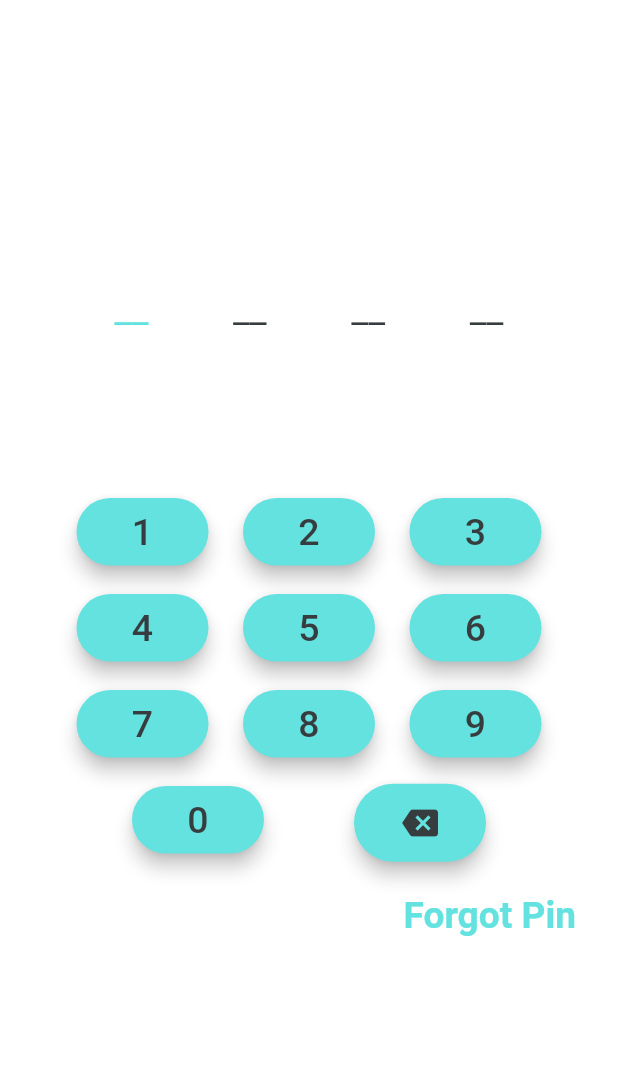
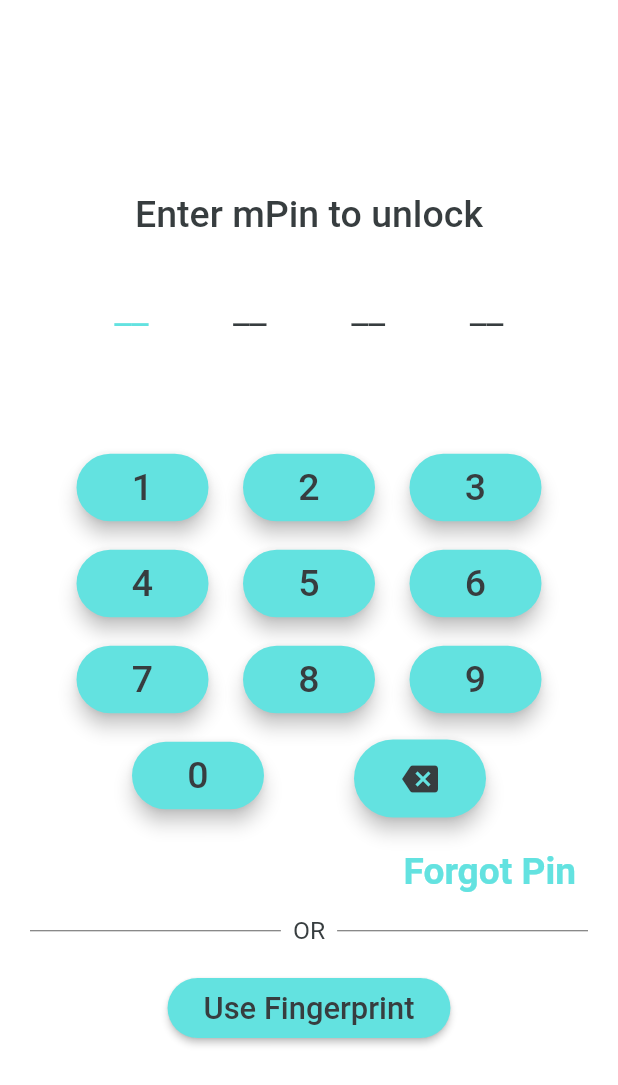
Before and after one commit to samyakOO7/finanace-app1, a Flutter app: the screen it shows after launch, on a phone screen of 412 x 824 dp. Shown: the top 1085 px of the screen. Run offline on Flutter 3.47's test engine with Material 2 defaults, Android fonts, the phone set to English and light mode, and no system bars; our stand-ins replace expansion_tile_card, firebase_auth, flutter_rating_bar, google_sign_in, otp_text_field, percent_indicator and 2 more; missing offline and left inert: responsive_text_field; accounts and stored records are empty.

Commit message:
added Fingerprint

```diff
--- a/lib/mPinPage.dart
+++ b/lib/mPinPage.dart
@@ -1,6 +1,5 @@
 import 'package:flutter/material.dart';
-import 'package:otp_text_field/otp_field.dart';
-import 'package:otp_text_field/style.dart';
+import 'Fingerprint.dart';
 
 
 class MPinPage extends StatefulWidget {
@@ -76,6 +75,8 @@ class _MPinPageState extends State<MPinPage> {
     //Function to check Pin
     setState(() {
       pinValidity = false;
+      output = '';
+
     });
   }
   @override
@@ -152,7 +153,6 @@ class _MPinPageState extends State<MPinPage> {
       }
       else if(output.length==4){
         checkPin();
-        output = '';
         return Row(
           mainAxisAlignment: MainAxisAlignment.spaceEvenly,
           children: [
@@ -181,6 +181,9 @@ class _MPinPageState extends State<MPinPage> {
               child: Column(
                 mainAxisAlignment: MainAxisAlignment.spaceEvenly,
                 children: [
+                  Text('Enter mPin to unlock',
+                    style: TextStyle(fontSize: 25, color: Color(0xff373D3F),fontWeight: FontWeight.w500),),
+                  SizedBox(height: 35,),
                   spaceBuilder(),
                   SizedBox(height: 20,),
                   Padding(
@@ -188,7 +191,7 @@ class _MPinPageState extends State<MPinPage> {
                     child: warningBuilder(),
                   ),
 
-                  SizedBox(height: 50,),
+                  SizedBox(height: 20,),
                   Column(
                     children: <Widget>[
                       Padding(
@@ -259,6 +262,55 @@ class _MPinPageState extends State<MPinPage> {
                       ),
                     ),
                   ),
+                  Row(
+                    children: <Widget>[
+                      Expanded(
+                        child: Divider(
+                          color: Color(0xff616161),
+                        ),
+                      ),
+                      Padding(
+                        padding: const EdgeInsets.all(8.0),
+                        child: Text(
+                          "OR",
+                          style: TextStyle(
+                            color: Color(0xff373D3F),
+                            fontSize: tileWidth * 0.04,
+                          ),
+                        ),
+                      ),
+                      Expanded(
+                        child: Divider(
+                          color: Color(0xff616161),
+                        ),
+                      ),
+                    ],
+                  ),
+                  SizedBox(
+                    height: 10,
+                  ),
+                  RaisedButton(
+                    onPressed: () {
+                      Navigator.pushReplacement(
+                          context,
+                          MaterialPageRoute(
+                              builder: (BuildContext context) =>
+                                  fingerPrint()));
+
+                    },
+                    child: Padding(
+                      padding: const EdgeInsets.all(8.0),
+                      child: Text(
+                        'Use Fingerprint',
+                        style: TextStyle(
+                            fontSize: tileWidth * 0.05, color: Color(0xff373D3F)),
+                      ),
+                    ),
+                    color: Color(0xff63E2E0),
+                    shape: RoundedRectangleBorder(
+                      borderRadius: BorderRadius.circular(30),
+                    ),
+                  ),
                 ],
               ),
             ),
```
Also changed, not shown: lib/Fingerprint.dart (added, +80 -0 lines), pubspec.lock.
